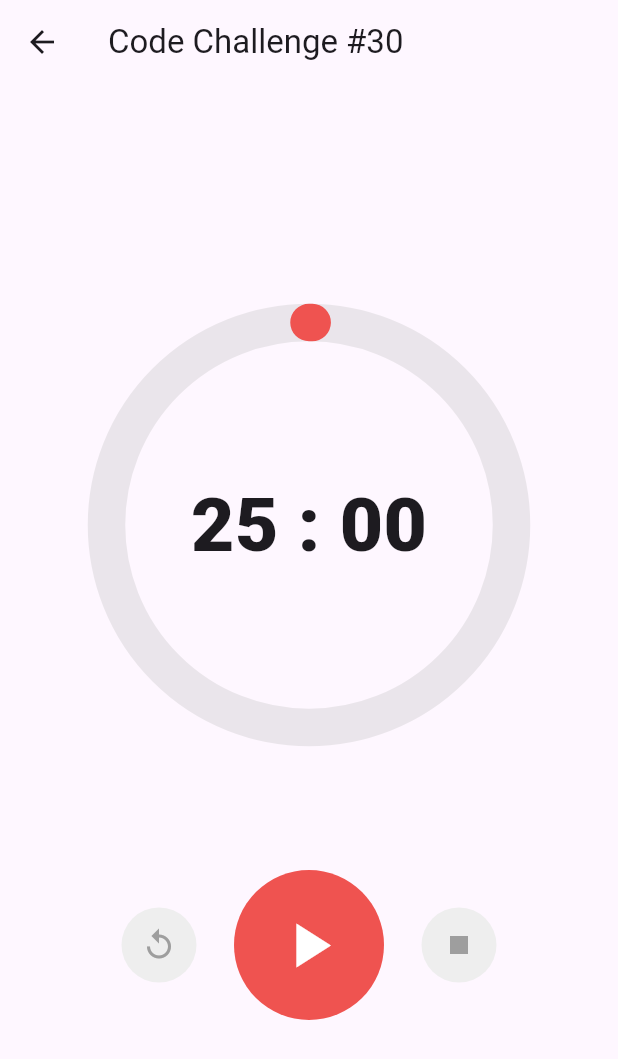
After one commit to rafy-kim/animation_challenge, a Flutter app: the CustomPaintScreen screen opened directly, after a tap on the "replay" icon, after a tap on the "pause" icon, after a tap on the "stop" icon, on a phone screen of 412 x 824 dp. The commit adds this screen. Shown: the top 1059 px of the screen. Run offline on Flutter 3.47's test engine with Material 3 defaults, Android fonts, the phone set to English and light mode, and no system bars.

Commit message:
#30 custom paint pomodoro

```diff
--- /dev/null
+++ b/lib/screens/custom_paint_screen.dart
@@ -0,0 +1,291 @@
+import 'dart:async';
+import 'dart:math';
+
+import 'package:flutter/material.dart';
+
+class CustomPaintScreen extends StatefulWidget {
+  const CustomPaintScreen({super.key});
+
+  @override
+  State<CustomPaintScreen> createState() => _CustomPaintScreenState();
+}
+
+class _CustomPaintScreenState extends State<CustomPaintScreen>
+    with SingleTickerProviderStateMixin {
+  late final AnimationController _animationController = AnimationController(
+    vsync: this,
+    duration: const Duration(milliseconds: 1000),
+  )..forward();
+
+  static const twentyFiveMinutes = 25;
+  final int initTotalSeconds = twentyFiveMinutes * 60;
+  int totalSeconds = twentyFiveMinutes * 60;
+
+  bool isRunning = false;
+  late Timer timer;
+
+  void onTick(Timer timer) {
+    _animateValues();
+    if (totalSeconds == 0) {
+      timer.cancel();
+
+      setState(() {
+        isRunning = false;
+      });
+    } else {
+      setState(() {
+        totalSeconds = totalSeconds - 1;
+      });
+    }
+  }
+
+  void onStartPressed() {
+    if (isRunning) return;
+
+    timer = Timer.periodic(
+      // const Duration(seconds: 1),
+      const Duration(milliseconds: 1),
+      onTick,
+    );
+    setState(() {
+      isRunning = true;
+    });
+  }
+
+  void onPausePressed() {
+    timer.cancel();
+    setState(() {
+      isRunning = false;
+    });
+  }
+
+  void onStopPressed() {
+    if (isRunning) {
+      timer.cancel();
+    }
+    setState(() {
+      isRunning = false;
+      totalSeconds = initTotalSeconds;
+    });
+    _animateValues();
+  }
+
+  void onReplayPressed() {
+    onStopPressed();
+
+    onStartPressed();
+  }
+
+  String formatMinute(int seconds) {
+    var duration = Duration(seconds: seconds);
+    return duration.toString().split(".").first.substring(2, 4);
+  }
+
+  String formatSeconds(int seconds) {
+    var duration = Duration(seconds: seconds);
+    return duration.toString().split(".").first.substring(5, 7);
+  }
+
+  late Animation<double> _progress = Tween(
+    begin: 0.005,
+    end: 0.005,
+  ).animate(_animationController);
+
+  void _animateValues() {
+    setState(() {
+      _progress = Tween(
+        begin: _progress.value,
+        end: max(
+            0.005, (initTotalSeconds - totalSeconds) * 2.0 / initTotalSeconds),
+      ).animate(_animationController);
+    });
+    _animationController.forward();
+  }
+
+  @override
+  void dispose() {
+    _animationController.dispose();
+    super.dispose();
+  }
+
+  @override
+  Widget build(BuildContext context) {
+    return Scaffold(
+      appBar: AppBar(
+        title: const Text("Code Challenge #30"),
+      ),
+      body: Column(
+        mainAxisAlignment: MainAxisAlignment.center,
+        children: [
+          Center(
+            child: Stack(
+              children: [
+                Container(
+                  alignment: Alignment.center,
+                  width: 300,
+                  height: 300,
+                  child: Row(
+                    mainAxisAlignment: MainAxisAlignment.center,
+                    children: [
+                      Text(
+                        formatMinute(totalSeconds),
+                        style: const TextStyle(
+                          fontSize: 50,
+                          fontWeight: FontWeight.w800,
+                        ),
+                      ),
+                      const Text(
+                        " : ",
+                        style: TextStyle(
+                          fontSize: 50,
+                          fontWeight: FontWeight.w800,
+                        ),
+                      ),
+                      Text(
+                        formatSeconds(totalSeconds),
+                        style: const TextStyle(
+                          fontSize: 50,
+                          fontWeight: FontWeight.w800,
+                        ),
+                      ),
+                    ],
+                  ),
+                ),
+                AnimatedBuilder(
+                  animation: _progress,
+                  builder: (context, child) {
+                    return CustomPaint(
+                      painter: CircleTimerPainter(
+                        progress: _progress.value,
+                      ),
+                      size: const Size(300, 300),
+                    );
+                  },
+                ),
+              ],
+            ),
+          ),
+          const SizedBox(
+            height: 80,
+          ),
+          Row(
+            mainAxisAlignment: MainAxisAlignment.center,
+            children: [
+              GestureDetector(
+                onTap: onReplayPressed,
+                child: Container(
+                  decoration: BoxDecoration(
+                    shape: BoxShape.circle,
+                    color: Colors.grey.shade200,
+                  ),
+                  width: 50,
+                  height: 50,
+                  child: Icon(
+                    Icons.replay_outlined,
+                    color: Colors.grey.shade500,
+                  ),
+                ),
+              ),
+              const SizedBox(
+                width: 25,
+              ),
+              GestureDetector(
+                onTap: isRunning ? onPausePressed : onStartPressed,
+                child: Container(
+                  decoration: BoxDecoration(
+                    shape: BoxShape.circle,
+                    color: Colors.red.shade400,
+                  ),
+                  width: 100,
+                  height: 100,
+                  child: Icon(
+                    isRunning ? Icons.pause : Icons.play_arrow,
+                    color: Colors.white,
+                    size: 50,
+                  ),
+                ),
+              ),
+              const SizedBox(
+                width: 25,
+              ),
+              GestureDetector(
+                onTap: onStopPressed,
+                child: Container(
+                  decoration: BoxDecoration(
+                    shape: BoxShape.circle,
+                    color: Colors.grey.shade200,
+                  ),
+                  width: 50,
+                  height: 50,
+                  child: Icon(
+                    Icons.stop,
+                    color: Colors.grey.shade500,
+                  ),
+                ),
+              ),
+            ],
+          ),
+        ],
+      ),
+    );
+  }
+}
+
+class CircleTimerPainter extends CustomPainter {
+  final double progress;
+
+  CircleTimerPainter({
+    super.repaint,
+    required this.progress,
+  });
+
+  @override
+  void paint(Canvas canvas, Size size) {
+    final center = Offset(
+      size.width / 2,
+      size.height / 2,
+    );
+
+    const startingAngle = -0.5 * pi;
+
+    // draw circle
+    final circlePaint = Paint()
+      ..color = Colors.grey.shade400.withOpacity(0.3)
+      ..style = PaintingStyle.stroke
+      ..strokeWidth = 25;
+
+    final circleRadius = (size.width / 2) * 0.9;
+
+    canvas.drawCircle(
+      center,
+      circleRadius,
+      circlePaint,
+    );
+
+    // red arc
+    final redArcRect = Rect.fromCircle(
+      center: center,
+      radius: circleRadius,
+    );
+
+    final redArcPaint = Paint()
+      ..color = Colors.red.shade400
+      ..style = PaintingStyle.stroke
+      ..strokeCap = StrokeCap.round
+      ..strokeWidth = 25;
+
+    canvas.drawArc(
+      redArcRect,
+      startingAngle,
+      progress * pi,
+      false,
+      redArcPaint,
+    );
+  }
+
+  @override
+  bool shouldRepaint(covariant CircleTimerPainter oldDelegate) {
+    // 이전에 그릴 때의 progress 값과 지금 받은 progress값이 다른 경우에만 다시 그리기
+    return oldDelegate.progress != progress;
+  }
+}
--- a/lib/screens/menu_screen.dart
+++ b/lib/screens/menu_screen.dart
@@ -1,3 +1,4 @@
+import 'package:animation_challenge/screens/custom_paint_screen.dart';
 import 'package:animation_challenge/screens/explicit_animations_screen.dart';
 import 'package:animation_challenge/screens/implicit_animations_screen.dart';
 import 'package:flutter/material.dart';
@@ -41,6 +42,15 @@ class MenuScreen extends StatelessWidget {
               },
               child: const Text("Code Challenge #29"),
             ),
+            ElevatedButton(
+              onPressed: () {
+                _goToPage(
+                  context,
+                  const CustomPaintScreen(),
+                );
+              },
+              child: const Text("Code Challenge #30"),
+            ),
           ],
         ),
       ),
```
